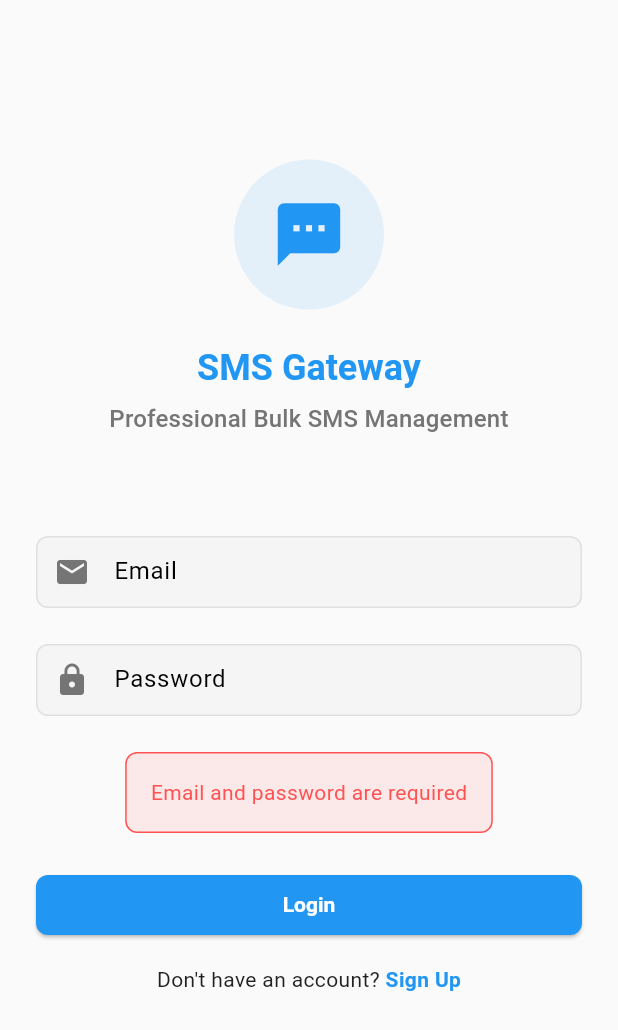
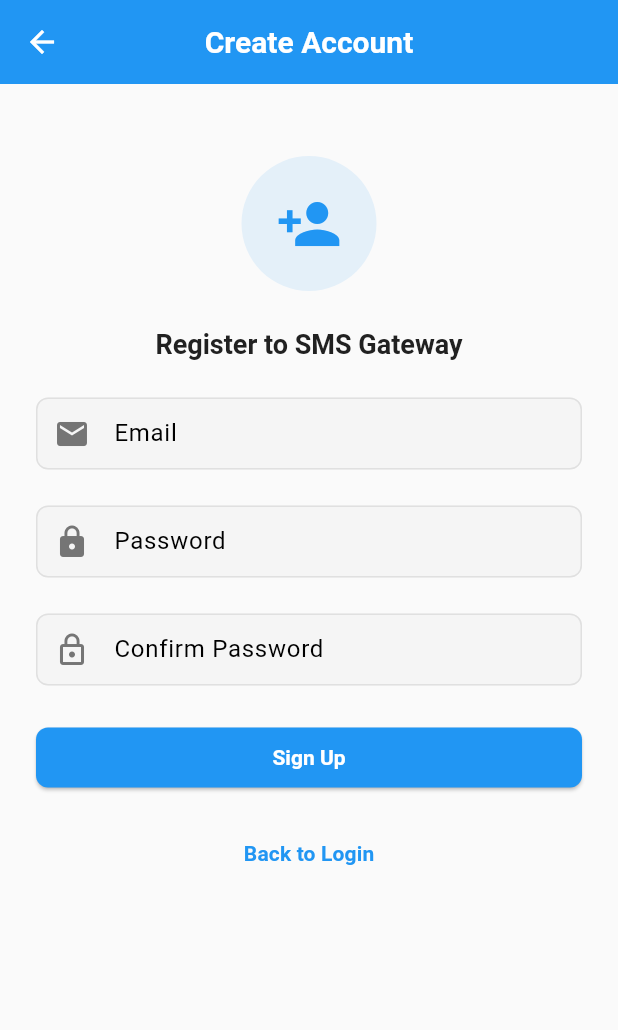
Before and after one commit to LWENA27/sms_getway, a Flutter app: the screen it shows after launch, after a tap on "Sign Up", on a phone screen of 412 x 824 dp. Shown: the top 1030 px of the screen. Run offline on Flutter 3.47's test engine with Material 3 defaults, Android fonts, the phone set to English and light mode, and no system bars; our stand-ins replace connectivity_plus, csv, drift, file_picker, permission_handler, shared_preferences and 1 more; accounts and stored records are empty; generated files the repository leaves out were written again.

Commit message:
added registration page

```diff
--- /dev/null
+++ b/lib/screens/registration_page.dart
@@ -0,0 +1,224 @@
+import 'package:flutter/material.dart';
+import 'package:supabase_flutter/supabase_flutter.dart';
+import '../core/theme.dart';
+
+class RegistrationPage extends StatefulWidget {
+  const RegistrationPage({super.key});
+
+  @override
+  State<RegistrationPage> createState() => _RegistrationPageState();
+}
+
+class _RegistrationPageState extends State<RegistrationPage> {
+  final _formKey = GlobalKey<FormState>();
+  final emailController = TextEditingController();
+  final passwordController = TextEditingController();
+  final confirmController = TextEditingController();
+  bool isLoading = false;
+  String? errorMessage;
+  String? successMessage;
+
+  @override
+  void dispose() {
+    emailController.dispose();
+    passwordController.dispose();
+    confirmController.dispose();
+    super.dispose();
+  }
+
+  @override
+  Widget build(BuildContext context) {
+    return Scaffold(
+      appBar: AppBar(
+        title: const Text('Create Account'),
+        elevation: 0,
+      ),
+      body: SingleChildScrollView(
+        padding: const EdgeInsets.all(AppTheme.paddingLarge),
+        child: Form(
+          key: _formKey,
+          child: Column(
+            crossAxisAlignment: CrossAxisAlignment.stretch,
+            children: [
+              const SizedBox(height: AppTheme.paddingLarge),
+              // Logo/Icon
+              Center(
+                child: Container(
+                  width: 90,
+                  height: 90,
+                  decoration: BoxDecoration(
+                    color: AppTheme.primaryColor.withOpacity(0.1),
+                    shape: BoxShape.circle,
+                  ),
+                  child: const Icon(
+                    Icons.person_add,
+                    size: 44,
+                    color: AppTheme.primaryColor,
+                  ),
+                ),
+              ),
+              const SizedBox(height: AppTheme.paddingLarge),
+              Text(
+                'Register to SMS Gateway',
+                textAlign: TextAlign.center,
+                style: Theme.of(context).textTheme.titleLarge,
+              ),
+              const SizedBox(height: AppTheme.paddingLarge),
+              // Email
+              TextFormField(
+                controller: emailController,
+                keyboardType: TextInputType.emailAddress,
+                decoration: const InputDecoration(
+                  labelText: 'Email',
+                  prefixIcon: Icon(Icons.email),
+                ),
+                validator: (v) {
+                  if (v == null || v.trim().isEmpty) {
+                    return 'Email is required';
+                  }
+                  if (!v.contains('@')) {
+                    return 'Enter a valid email';
+                  }
+                  return null;
+                },
+              ),
+              const SizedBox(height: AppTheme.paddingLarge),
+              // Password
+              TextFormField(
+                controller: passwordController,
+                obscureText: true,
+                decoration: const InputDecoration(
+                  labelText: 'Password',
+                  prefixIcon: Icon(Icons.lock),
+                ),
+                validator: (v) {
+                  if (v == null || v.isEmpty) return 'Password is required';
+                  if (v.length < 8) return 'Use at least 8 characters';
+                  return null;
+                },
+              ),
+              const SizedBox(height: AppTheme.paddingLarge),
+              // Confirm Password
+              TextFormField(
+                controller: confirmController,
+                obscureText: true,
+                decoration: const InputDecoration(
+                  labelText: 'Confirm Password',
+                  prefixIcon: Icon(Icons.lock_outline),
+                ),
+                validator: (v) {
+                  if (v == null || v.isEmpty) return 'Please confirm password';
+                  if (v != passwordController.text)
+                    return 'Passwords do not match';
+                  return null;
+                },
+              ),
+              const SizedBox(height: AppTheme.paddingLarge),
+              if (errorMessage != null)
+                Container(
+                  padding: const EdgeInsets.all(AppTheme.paddingMedium),
+                  decoration: BoxDecoration(
+                    color: AppTheme.errorColor.withOpacity(0.08),
+                    borderRadius: BorderRadius.circular(AppTheme.radiusMedium),
+                    border:
+                        Border.all(color: AppTheme.errorColor.withOpacity(0.6)),
+                  ),
+                  child: Text(
+                    errorMessage!,
+                    style: Theme.of(context)
+                        .textTheme
+                        .bodyMedium
+                        ?.copyWith(color: AppTheme.errorColor),
+                  ),
+                ),
+              if (errorMessage != null)
+                const SizedBox(height: AppTheme.paddingLarge),
+              if (successMessage != null)
+                Container(
+                  padding: const EdgeInsets.all(AppTheme.paddingMedium),
+                  decoration: BoxDecoration(
+                    color: Colors.green.withOpacity(0.08),
+                    borderRadius: BorderRadius.circular(AppTheme.radiusMedium),
+                    border: Border.all(color: Colors.green.withOpacity(0.6)),
+                  ),
+                  child: Text(
+                    successMessage!,
+                    style: Theme.of(context)
+                        .textTheme
+                        .bodyMedium
+                        ?.copyWith(color: Colors.green[700]),
+                  ),
+                ),
+              if (successMessage != null)
+                const SizedBox(height: AppTheme.paddingLarge),
+              SizedBox(
+                width: double.infinity,
+                child: ElevatedButton(
+                  onPressed: isLoading ? null : _register,
+                  child: isLoading
+                      ? const SizedBox(
+                          height: 20,
+                          width: 20,
+                          child: CircularProgressIndicator(
+                            strokeWidth: 2,
+                            valueColor:
+                                AlwaysStoppedAnimation<Color>(Colors.white),
+                          ),
+                        )
+                      : const Text('Sign Up'),
+                ),
+              ),
+              const SizedBox(height: AppTheme.paddingMedium),
+              TextButton(
+                onPressed: isLoading
+                    ? null
+                    : () {
+                        Navigator.of(context).pop();
+                      },
+                child: const Text('Back to Login'),
+              ),
+            ],
+          ),
+        ),
+      ),
+    );
+  }
+
+  Future<void> _register() async {
+    if (!_formKey.currentState!.validate()) return;
+
+    setState(() {
+      isLoading = true;
+      errorMessage = null;
+      successMessage = null;
+    });
+
+    try {
+      final res = await Supabase.instance.client.auth
+          .signUp(
+            email: emailController.text.trim(),
+            password: passwordController.text,
+          )
+          .timeout(const Duration(seconds: 15));
+
+      if (res.user != null) {
+        setState(() {
+          successMessage =
+              'Account created! You can sign in immediately (no email verification needed).';
+        });
+      } else {
+        setState(() {
+          errorMessage = 'Sign up failed. Please try again.';
+        });
+      }
+    } catch (e) {
+      setState(() {
+        errorMessage = 'Error: ${e.toString()}';
+      });
+    } finally {
+      setState(() {
+        isLoading = false;
+      });
+    }
+  }
+}
```
Also changed, not shown: lib/main.dart (+32 -2 lines), lib/screens/profile_screen.dart (+11 -6 lines), 1 other file.
